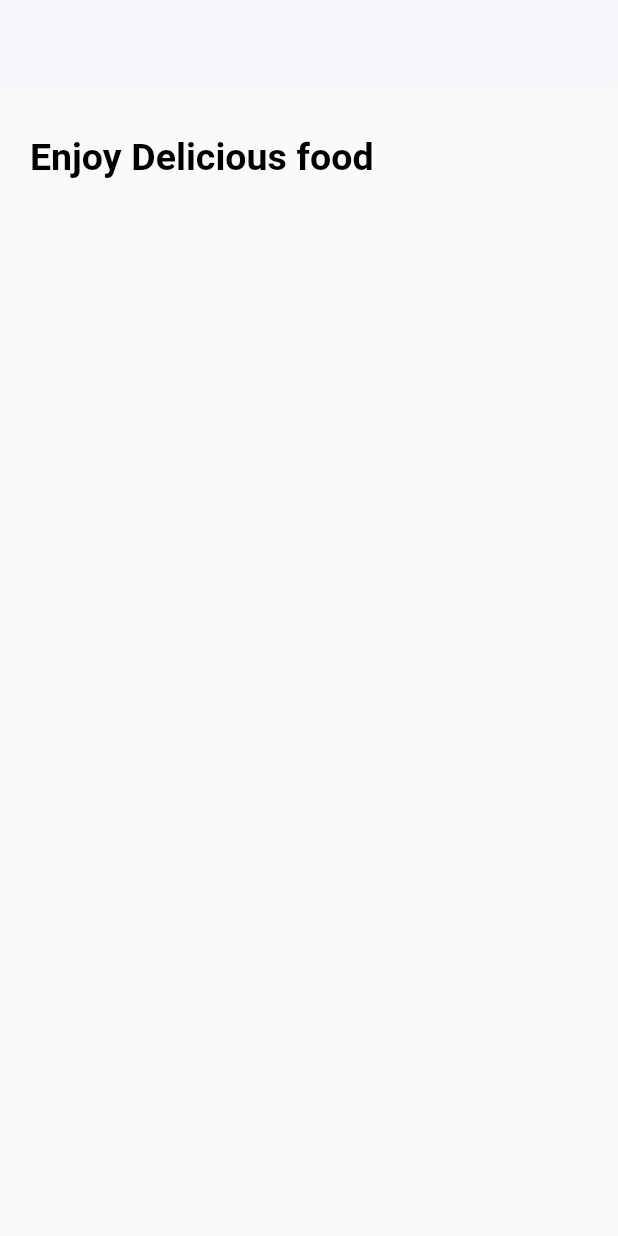
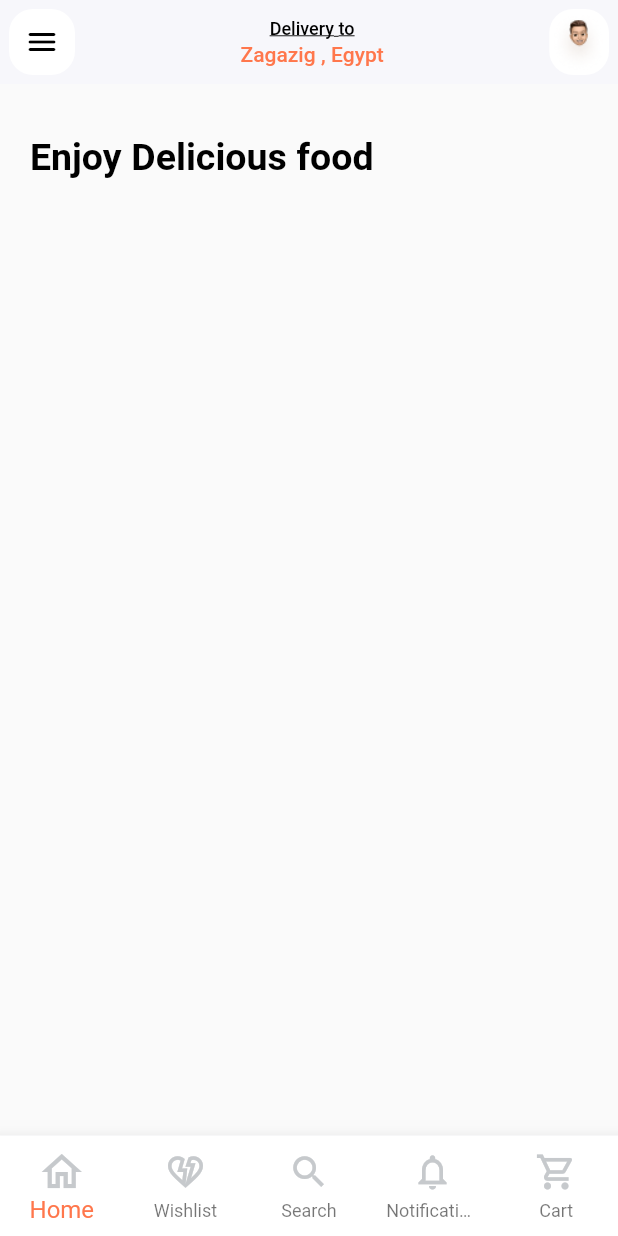
Before and after one commit to AhmedAtef283/Foodify, a Flutter app: the screen it shows after launch, after a tap on "Skip", on a phone screen of 412 x 824 dp. Run offline on Flutter 3.47's test engine with Material 2 defaults, Android fonts, the phone set to English and light mode, and no system bars; our stand-ins replace dio, google_fonts.

Commit message:
BotNavBar Dn

```diff
--- /dev/null
+++ b/lib/Screens/BottomNavBarScreens/cart_screen.dart
@@ -0,0 +1,14 @@
+import 'package:flutter/material.dart';
+
+class CartScreen extends StatelessWidget {
+  const CartScreen({Key? key}) : super(key: key);
+
+  @override
+  Widget build(BuildContext context) {
+    return Scaffold(
+      body: Center(
+        child: Text("Cart Screen"),
+      ),
+    );
+  }
+}
--- /dev/null
+++ b/lib/Screens/BottomNavBarScreens/home_screen.dart
@@ -0,0 +1,55 @@
+import 'dart:convert';
+
+import 'package:dio/dio.dart';
+import 'package:flutter/material.dart';
+import 'package:google_fonts/google_fonts.dart';
+
+
+
+var jsonList;
+
+
+class HomeScreen extends StatefulWidget {
+  const HomeScreen({Key? key}) : super(key: key);
+
+  @override
+  State<HomeScreen> createState() => _HomeScreenState();
+}
+
+
+class _HomeScreenState extends State<HomeScreen> {
+
+  @override
+  void initState() {
+    // TODO: implement initState
+    super.initState();
+
+
+  }
+  Future<void> getHttp() async {
+    final dio = Dio();
+    var response =
+    await dio.get('https://www.themealdb.com/api/json/v1/1/categories.php');
+    if(response.statusCode == 200){
+      print(response.data);
+    }
+  }
+  @override
+  Widget build(BuildContext context) {
+    return Scaffold(
+      body: Column(
+        children: [
+          Padding(
+            padding: const EdgeInsets.only(left: 20, top: 30),
+            child: Text("Enjoy Delicious food",
+                style: GoogleFonts.notoSansMultani(
+                    color: Colors.black,
+                    fontSize: 25,
+                    fontWeight: FontWeight.bold)),
+          ),
+
+        ],
+      ),
+    );
+  }
+}
--- /dev/null
+++ b/lib/Screens/BottomNavBarScreens/notification_screen.dart
@@ -0,0 +1,14 @@
+import 'package:flutter/material.dart';
+
+class NotificationScreen extends StatelessWidget {
+  const NotificationScreen ({Key? key}) : super(key: key);
+
+  @override
+  Widget build(BuildContext context) {
+    return Scaffold(
+      body: Center(
+        child: Text("Notification Screen"),
+      ),
+    );
+  }
+}
--- /dev/null
+++ b/lib/Screens/BottomNavBarScreens/serach_screen.dart
@@ -0,0 +1,14 @@
+import 'package:flutter/material.dart';
+
+class SearchScreen extends StatelessWidget {
+  const SearchScreen({Key? key}) : super(key: key);
+
+  @override
+  Widget build(BuildContext context) {
+    return Scaffold(
+      body: Center(
+        child: Text("Search Screen"),
+      ),
+    );
+  }
+}
--- /dev/null
+++ b/lib/Screens/BottomNavBarScreens/wishlist_screen.dart
@@ -0,0 +1,14 @@
+import 'package:flutter/material.dart';
+
+class WishlistScreen extends StatelessWidget {
+  const WishlistScreen({Key? key}) : super(key: key);
+
+  @override
+  Widget build(BuildContext context) {
+    return Scaffold(
+      body: Center(
+        child: Text("Wishlist Screen"),
+      ),
+    );
+  }
+}
--- a/lib/Screens/app_starting.dart
+++ b/lib/Screens/app_starting.dart
@@ -1,21 +1,17 @@
-
-
 import 'package:flutter/material.dart';
 import 'package:foodify/Screens/foodify_home.dart';
 import 'package:google_fonts/google_fonts.dart';
+
+int orangeColor = 0xffFF774C;
 
 class SplashScreen extends StatefulWidget {
   const SplashScreen({Key? key}) : super(key: key);
 
   @override
   State<SplashScreen> createState() => _SplashScreenState();
-
 }
 
-
-
 class _SplashScreenState extends State<SplashScreen> {
-
   @override
   Widget build(BuildContext context) {
     return Scaffold(
@@ -23,12 +19,11 @@ class _SplashScreenState extends State<SplashScreen> {
       body: Column(
         mainAxisAlignment: MainAxisAlignment.center,
         children: [
-
           Spacer(),
           Image(
-          image: const AssetImage("assets/images/Group.png"),
-            height: MediaQuery.of(context).size.height*0.5,
-            width: MediaQuery.of(context).size.width*0.5,
+            image: const AssetImage("assets/images/Group.png"),
+            height: MediaQuery.of(context).size.height * 0.5,
+            width: MediaQuery.of(context).size.width * 0.5,
           ),
           Spacer(),
           Padding(
@@ -39,22 +34,21 @@ class _SplashScreenState extends State<SplashScreen> {
                 Container(
                   child: TextButton(
                     onPressed: () {
-                      Navigator.pushReplacement(context, MaterialPageRoute(builder: (context){
+                      Navigator.pushReplacement(context,
+                          MaterialPageRoute(builder: (context) {
                         return FoodifyHome();
                       }));
                     },
-                    child:Text("Skip",
+                    child: Text("Skip",
                         style: GoogleFonts.notoSansMultani(
-                            color: Color(0xffFF774C),
+                            color: Color(orangeColor),
                             fontSize: 18,
-                            fontWeight: FontWeight.bold)
-                    ),
+                            fontWeight: FontWeight.bold)),
                   ),
                 ),
               ],
             ),
           ),
-
         ],
       ),
     );
--- a/lib/Screens/foodify_home.dart
+++ b/lib/Screens/foodify_home.dart
@@ -1,33 +1,139 @@
 import 'package:flutter/cupertino.dart';
 import 'package:flutter/material.dart';
+import 'package:foodify/Screens/app_starting.dart';
+import 'package:foodify/Screens/BottomNavBarScreens/cart_screen.dart';
+import 'package:foodify/Screens/BottomNavBarScreens/home_screen.dart';
+import 'package:foodify/Screens/BottomNavBarScreens/notification_screen.dart';
+import 'package:foodify/Screens/BottomNavBarScreens/serach_screen.dart';
+import 'package:foodify/Screens/BottomNavBarScreens/wishlist_screen.dart';
 import 'package:google_fonts/google_fonts.dart';
 
-class FoodifyHome extends StatelessWidget {
+int grayColor = 0xffDFE2E5;
+int grayColorDark = 0xffC6C9CC;
+int currentindex = 0;
+
+class FoodifyHome extends StatefulWidget {
   const FoodifyHome({Key? key}) : super(key: key);
 
   @override
+  State<FoodifyHome> createState() => _FoodifyHomeState();
+}
+
+List<dynamic> screens = [
+  HomeScreen(),
+  WishlistScreen(),
+  SearchScreen(),
+  NotificationScreen(),
+  CartScreen()
+];
+
+class _FoodifyHomeState extends State<FoodifyHome> {
+  @override
   Widget build(BuildContext context) {
     return Scaffold(
+        backgroundColor: Color(0xffF7F7FB),
         appBar: AppBar(
           backgroundColor: Color(0xffF7F7FB),
-        bottomOpacity: 0,
-        primary: false,
           shadowColor: Color(0xffF7FFB),
+          elevation: 0,
+          foregroundColor: Colors.white,
+          centerTitle: true,
+          title:Column(
+            children: [
+              Row(
+                mainAxisAlignment: MainAxisAlignment.center,
+                children: [
+                  Text("Delivery to",
+                    style: GoogleFonts.notoSansMultani(
+                      decoration: TextDecoration. underline,
+                      color: Colors.black,
+                      fontSize: 12,
+                    ),
 
                   ),
-      body: Column(
-        children: [
+                ],
+              ),
+              Text("Zagazig , Egypt",
+                style: GoogleFonts.notoSansMultani(
+                  color: Color(orangeColor),
+                  fontSize: 14,
+                ),
+
+              ),
+            ],
+          ),
+          actions: [
             Padding(
-            padding: const EdgeInsets.only(left: 20,top: 30),
-            child: Text("Enjoy Delicious food",style: GoogleFonts.notoSansMultani(
-                color: Colors.black,
-                fontSize: 25,
-              fontWeight: FontWeight.bold
+              padding: const EdgeInsets.all(6.0),
+              child: Container(
+
+                decoration: BoxDecoration(
+                  color: Colors.white,
+                  borderRadius: BorderRadiusDirectional.circular(16),
+                ),
+                child:Image(
+                  image: AssetImage("assets/images/image 2.png"),
+                  fit: BoxFit.cover,
                 )
+
               ),
             ),
           ],
-      )
-    );
+          leading: Padding(
+            padding: const EdgeInsets.all(6.0),
+            child: Container(
+
+              decoration: BoxDecoration(
+                color: Colors.white,
+                borderRadius: BorderRadiusDirectional.circular(16),
+              ),
+              child: IconButton(
+                onPressed: (){},
+                icon: Icon(Icons.menu_rounded,color: Colors.black),
+              ),
+
+            ),
+          ),
+        ),
+        body: screens[currentindex],
+        bottomNavigationBar: BottomNavigationBar(
+          backgroundColor: Colors.white,
+          items: [
+            BottomNavigationBarItem(
+                icon: Icon(Icons.home_outlined, color: Color(grayColorDark)),
+                label: "Home"),
+            BottomNavigationBarItem(
+                icon: Icon(Icons.heart_broken_outlined,
+                    color: Color(grayColorDark)),
+                label: "Wishlist"),
+            BottomNavigationBarItem(
+                icon: Icon(Icons.search_outlined, color: Color(grayColorDark)),
+                label: "Search"),
+            BottomNavigationBarItem(
+                icon: Icon(Icons.notifications_outlined,
+                    color: Color(grayColorDark)),
+                label: "Notification"),
+            BottomNavigationBarItem(
+                icon: Icon(Icons.shopping_cart_outlined,
+                    color: Color(grayColorDark)),
+                label: "Cart"),
+          ],
+          currentIndex: currentindex,
+          type: BottomNavigationBarType.fixed,
+          iconSize: 28,
+          onTap: (int index) {
+            setState(() {
+              currentindex = index;
+              print(currentindex);
+            });
+          },
+          selectedFontSize: 16,
+          unselectedFontSize: 12,
+          fixedColor: Color(orangeColor),
+          selectedIconTheme: IconThemeData(
+            color: Color(orangeColor),
+            size: 32,
+          ),
+        ));
   }
 }
--- a/pubspec.yaml
+++ b/pubspec.yaml
@@ -36,6 +36,8 @@ dependencies:
   # Use with the CupertinoIcons class for iOS style icons.
   cupertino_icons: ^1.0.2
   google_fonts: ^5.1.0
+  dio: ^5.3.2
+
 
 dev_dependencies:
   flutter_test:
@@ -44,7 +46,7 @@ dev_dependencies:
 flutter_icons:
   android: "launcher_icon"
   ios: true
-  image_path: "assets/images/Group.png"
+  image_path: "assets/images/logo.png"
 
   # The "flutter_lints" package below contains a set of recommended lints to
   # encourage good coding practices. The lint set provided by the package is
```
Also changed, not shown: assets/images/image 2.png (added), assets/images/logo.png (added), pubspec.lock, 26 other files. Lines whose indentation alone changed are shown as unchanged.
